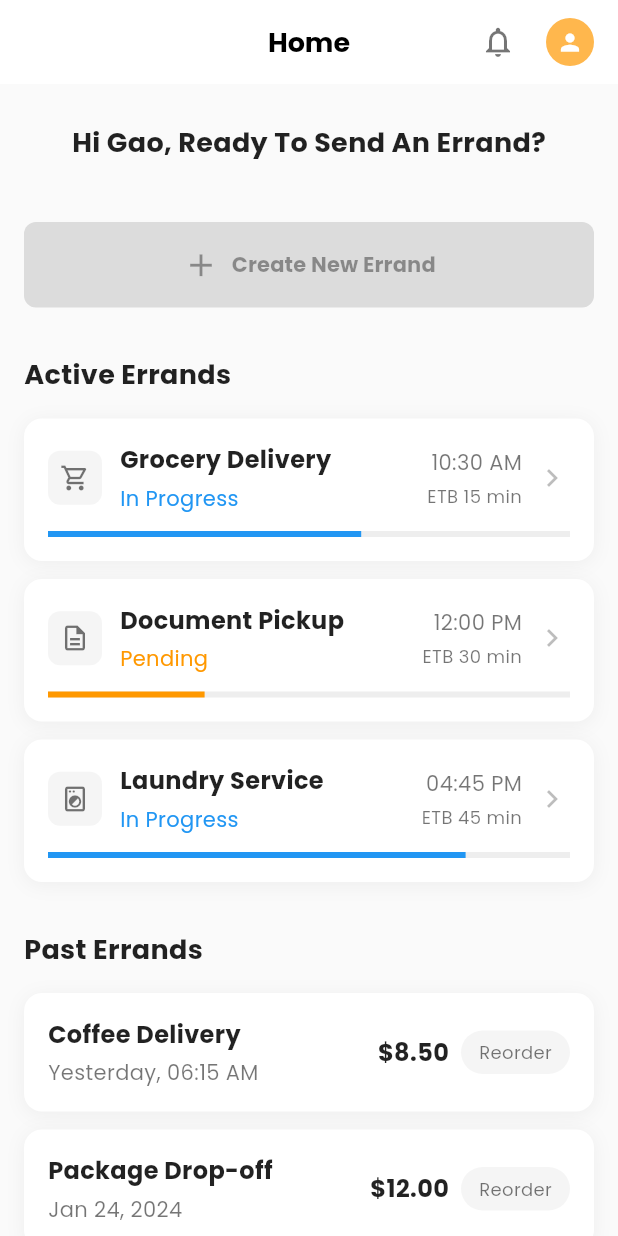
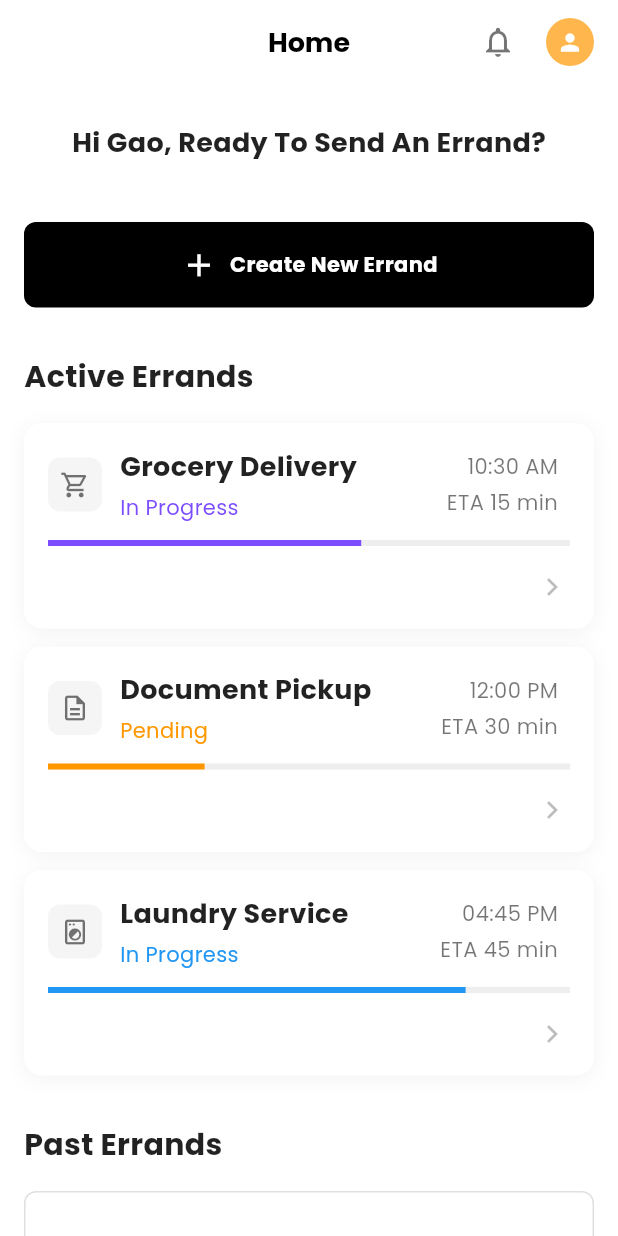
Before and after one commit to Lamzey/Siana-Errand-App, a Flutter app: the HomeScreen screen opened directly, after a tap on the "notifications" icon, on a phone screen of 412 x 824 dp. Run offline on Flutter 3.47's test engine with Material 3 defaults, Android fonts, the phone set to English and light mode, and no system bars; our stand-ins replace persistent_bottom_nav_bar_v2, phosphor_flutter, shared_preferences; accounts and stored records are empty.

Commit message:
home screen UI

```diff
--- a/siana_erran_app/lib/features/home/screens/home.dart
+++ b/siana_erran_app/lib/features/home/screens/home.dart
@@ -2,6 +2,7 @@ import 'package:flutter/material.dart';
 import 'package:siana_erran_app/features/home/widgets/active_erran_card_widget.dart';
 import 'package:siana_erran_app/features/home/widgets/others_widgets.dart';
 import 'package:siana_erran_app/features/home/widgets/past_erran_sections_widget.dart';
+import 'package:siana_erran_app/widgets/customappbar_widgets.dart';
 
 // Main Home Screen
 class HomeScreen extends StatelessWidget {
@@ -10,7 +11,7 @@ class HomeScreen extends StatelessWidget {
   @override
   Widget build(BuildContext context) {
     return Scaffold(
-      backgroundColor: Colors.grey[50],
+      backgroundColor: Colors.white,
       appBar: const CustomAppBar(),
       body: const SingleChildScrollView(
         padding: EdgeInsets.all(16),
@@ -19,74 +20,20 @@ class HomeScreen extends StatelessWidget {
           children: [
             GreetingSection(),
             SizedBox(height: 32),
+            SectionTitle(title: 'Active Errands', fontSize: 20),
             ActiveErrandsSection(),
             SizedBox(height: 32),
+            SectionTitle(title: 'Past Errands', fontSize: 20),
+            SizedBox(height: 16),
             PastErrandsSection(),
             SizedBox(height: 32),
+            SectionTitle(title: 'Need Help?', fontSize: 20),
+            SizedBox(height: 8),
             HelpSection(),
             SizedBox(height: 20),
           ],
         ),
       ),
-    );
-  }
-}
-
-// Custom App Bar Widget
-class CustomAppBar extends StatelessWidget implements PreferredSizeWidget {
-  const CustomAppBar({super.key});
-
-  @override
-  Widget build(BuildContext context) {
-    return AppBar(
-      backgroundColor: Colors.white,
-      elevation: 0,
-      automaticallyImplyLeading: false,
-      title: const Text(
-        'Home',
-        style: TextStyle(
-          color: Colors.black,
-          fontSize: 18,
-          fontWeight: FontWeight.w600,
-        ),
-      ),
-      centerTitle: true,
-      actions: const [
-        NotificationButton(),
-        SizedBox(width: 8),
-        UserAvatar(),
-        SizedBox(width: 16),
-      ],
-    );
-  }
-
-  @override
-  Size get preferredSize => const Size.fromHeight(kToolbarHeight);
-}
-
-// Notification Button Widget
-class NotificationButton extends StatelessWidget {
-  const NotificationButton({super.key});
-
-  @override
-  Widget build(BuildContext context) {
-    return IconButton(
-      onPressed: () {},
-      icon: const Icon(Icons.notifications_outlined, color: Colors.black54),
-    );
-  }
-}
-
-// User Avatar Widget
-class UserAvatar extends StatelessWidget {
-  const UserAvatar({super.key});
-
-  @override
-  Widget build(BuildContext context) {
-    return CircleAvatar(
-      radius: 16,
-      backgroundColor: Colors.orange[300],
-      child: const Icon(Icons.person, color: Colors.white, size: 18),
     );
   }
 }
@@ -115,50 +62,3 @@ class GreetingSection extends StatelessWidget {
     );
   }
 }
-
-
-
-// Active Errands Section Widget
-class ActiveErrandsSection extends StatelessWidget {
-  const ActiveErrandsSection({super.key});
-
-  @override
-  Widget build(BuildContext context) {
-    return Column(
-      crossAxisAlignment: CrossAxisAlignment.start,
-      children: [
-        const SectionTitle(title: 'Active Errands'),
-        const SizedBox(height: 16),
-        ActiveErrandCard(
-          icon: Icons.shopping_cart_outlined,
-          title: 'Grocery Delivery',
-          time: '10:30 AM',
-          status: 'In Progress',
-          progress: 0.6,
-          price: 'ETB 15 min',
-          statusColor: Colors.blue,
-        ),
-        const SizedBox(height: 12),
-        ActiveErrandCard(
-          icon: Icons.description_outlined,
-          title: 'Document Pickup',
-          time: '12:00 PM',
-          status: 'Pending',
-          progress: 0.3,
-          price: 'ETB 30 min',
-          statusColor: Colors.orange,
-        ),
-        const SizedBox(height: 12),
-        ActiveErrandCard(
-          icon: Icons.local_laundry_service_outlined,
-          title: 'Laundry Service',
-          time: '04:45 PM',
-          status: 'In Progress',
-          progress: 0.8,
-          price: 'ETB 45 min',
-          statusColor: Colors.blue,
-        ),
-      ],
-    );
-  }
-}
--- a/siana_erran_app/lib/features/home/widgets/active_erran_card_widget.dart
+++ b/siana_erran_app/lib/features/home/widgets/active_erran_card_widget.dart
@@ -1,6 +1,51 @@
 // Active Errand Card Widget
 import 'package:flutter/material.dart';
 
+
+
+// Active Errands Section Widget
+class ActiveErrandsSection extends StatelessWidget {
+  const ActiveErrandsSection({super.key});
+
+  @override
+  Widget build(BuildContext context) {
+    return Column(
+      crossAxisAlignment: CrossAxisAlignment.start,
+      children: [
+        const SizedBox(height: 16),
+        ActiveErrandCard(
+          icon: Icons.shopping_cart_outlined,
+          title: 'Grocery Delivery',
+          time: '10:30 AM',
+          status: 'In Progress',
+          progress: 0.6,
+          price: 'ETA 15 min',
+          statusColor: Colors.deepPurpleAccent,
+        ),
+        const SizedBox(height: 12),
+        ActiveErrandCard(
+          icon: Icons.description_outlined,
+          title: 'Document Pickup',
+          time: '12:00 PM',
+          status: 'Pending',
+          progress: 0.3,
+          price: 'ETA 30 min',
+          statusColor: Colors.orange,
+        ),
+        const SizedBox(height: 12),
+        ActiveErrandCard(
+          icon: Icons.local_laundry_service_outlined,
+          title: 'Laundry Service',
+          time: '04:45 PM',
+          status: 'In Progress',
+          progress: 0.8,
+          price: 'ETA 45 min',
+          statusColor: Colors.blue,
+        ),
+      ],
+    );
+  }
+}
 class ActiveErrandCard extends StatelessWidget {
   final IconData icon;
   final String title;
@@ -41,6 +86,7 @@ class ActiveErrandCard extends StatelessWidget {
           ],
         ),
         child: Column(
+          crossAxisAlignment: CrossAxisAlignment.end,
           children: [
             Row(
               children: [
@@ -55,11 +101,12 @@ class ActiveErrandCard extends StatelessWidget {
                 ),
                 ErrandTimePrice(time: time, price: price),
                 const SizedBox(width: 8),
-                const Icon(Icons.chevron_right, color: Colors.black26),
               ],
             ),
             const SizedBox(height: 12),
             ErrandProgressBar(progress: progress, color: statusColor),
+            const SizedBox(height: 15),
+            const Icon(Icons.chevron_right, color: Colors.black26),
           ],
         ),
       ),
@@ -109,7 +156,7 @@ class ErrandInfo extends StatelessWidget {
         Text(
           title,
           style: const TextStyle(
-            fontSize: 16,
+            fontSize: 18,
             fontWeight: FontWeight.w600,
             color: Colors.black87,
           ),
@@ -145,13 +192,17 @@ class ErrandTimePrice extends StatelessWidget {
           style: const TextStyle(
             fontSize: 14,
             color: Colors.black54,
-            fontWeight: FontWeight.w500,
+            fontWeight: FontWeight.w400,
           ),
         ),
         const SizedBox(height: 4),
         Text(
           price,
-          style: const TextStyle(fontSize: 12, color: Colors.black54),
+          style: const TextStyle(
+            fontSize: 14,
+            color: Colors.black54,
+            fontWeight: FontWeight.w400,
+          ),
         ),
       ],
     );
--- a/siana_erran_app/lib/features/home/widgets/others_widgets.dart
+++ b/siana_erran_app/lib/features/home/widgets/others_widgets.dart
@@ -1,20 +1,29 @@
-
 // Section Title Widget
 import 'package:flutter/material.dart';
+import 'package:phosphor_flutter/phosphor_flutter.dart';
 
 class SectionTitle extends StatelessWidget {
   final String title;
+  final double fontSize;
+  final Color fontColor;
+  final FontWeight fontWeight;
 
-  const SectionTitle({super.key, required this.title});
+  const SectionTitle({
+    super.key,
+    required this.title,
+    this.fontSize = 18,
+    this.fontColor = Colors.black87,
+    this.fontWeight = FontWeight.w600,
+  });
 
   @override
   Widget build(BuildContext context) {
     return Text(
       title,
-      style: const TextStyle(
-        fontSize: 18,
+      style: TextStyle(
+        fontSize: fontSize,
         fontWeight: FontWeight.w600,
-        color: Colors.black87,
+        color: fontColor,
       ),
     );
   }
@@ -22,31 +31,34 @@ class SectionTitle extends StatelessWidget {
 
 // Create New Errand Button Widget
 class CreateErrandButton extends StatelessWidget {
-  final VoidCallback? onPressed;
-  const CreateErrandButton({super.key, this.onPressed});
+  final VoidCallback? onTap;
+  const CreateErrandButton({super.key, this.onTap});
 
   @override
   Widget build(BuildContext context) {
-    return SizedBox(
+    return InkWell(
+      onTap: onTap,
+      borderRadius: BorderRadius.circular(8),
+      splashColor: Colors.white.withValues(alpha: 0.2),
+      child: Container(
         width: double.infinity,
-      child: ElevatedButton(
-        onPressed: onPressed,
-        style: ElevatedButton.styleFrom(
-          backgroundColor: Colors.black,
-          foregroundColor: Colors.white,
         padding: const EdgeInsets.symmetric(vertical: 16),
-          shape: RoundedRectangleBorder(
+        decoration: BoxDecoration(
+          color: Colors.black,
           borderRadius: BorderRadius.circular(8),
-          ),
         ),
         child: const Row(
           mainAxisAlignment: MainAxisAlignment.center,
           children: [
-            Icon(Icons.add, size: 25),
+            Icon(Icons.add, size: 25, color: Colors.white),
             SizedBox(width: 8),
             Text(
               'Create New Errand',
-              style: TextStyle(fontSize: 14, fontWeight: FontWeight.w600),
+              style: TextStyle(
+                fontSize: 14,
+                fontWeight: FontWeight.w600,
+                color: Colors.white,
+              ),
             ),
           ],
         ),
@@ -54,8 +66,6 @@ class CreateErrandButton extends StatelessWidget {
     );
   }
 }
-
-
 // Help Section Widget
 class HelpSection extends StatelessWidget {
   final VoidCallback? onPressed;
@@ -64,29 +74,36 @@ class HelpSection extends StatelessWidget {
 
   @override
   Widget build(BuildContext context) {
-    return Column(
-      crossAxisAlignment: CrossAxisAlignment.start,
-      children: [
-        const SectionTitle(title: 'Need Help?'),
-        const SizedBox(height: 12),
-        GestureDetector(
+    return Container(
+      width: double.infinity,
+      padding: const EdgeInsets.symmetric(vertical: 16),
+      decoration: BoxDecoration(
+        color: Colors.grey.shade100,
+        borderRadius: BorderRadius.circular(8),
+      ),
+      child: GestureDetector(
         onTap: onPressed,
         child: const Row(
+          crossAxisAlignment: CrossAxisAlignment.center,
+          mainAxisAlignment: MainAxisAlignment.center,
           children: [
-              Icon(Icons.headset_mic_outlined, color: Colors.blue, size: 20),
-              SizedBox(width: 8),
+            Icon(
+              PhosphorIconsRegular.chatCircle,
+              color: Colors.black,
+              size: 20,
+            ),
+            SizedBox(width: 10),
             Text(
               'Quick Support & Chat',
               style: TextStyle(
-                  color: Colors.blue,
-                  fontSize: 16,
+                color: Colors.black87,
+                fontSize: 14,
                 fontWeight: FontWeight.w500,
               ),
             ),
           ],
         ),
       ),
-      ],
     );
   }
 }
--- a/siana_erran_app/lib/features/home/widgets/past_erran_sections_widget.dart
+++ b/siana_erran_app/lib/features/home/widgets/past_erran_sections_widget.dart
@@ -1,6 +1,9 @@
 
 // Past Errands Section Widget
+import 'dart:math' as math;
+
 import 'package:flutter/material.dart';
+import 'package:phosphor_flutter/phosphor_flutter.dart';
 import 'package:siana_erran_app/features/home/widgets/others_widgets.dart';
 
 class PastErrandsSection extends StatelessWidget {
@@ -8,16 +11,21 @@ class PastErrandsSection extends StatelessWidget {
 
   @override
   Widget build(BuildContext context) {
-    return Column(
+    return Container(
+      padding: EdgeInsets.all(10),
+      decoration: BoxDecoration(
+        borderRadius: BorderRadius.circular(8),
+        border: Border.all(color: Colors.grey.shade300),
+      ),
+      child: Column(
         crossAxisAlignment: CrossAxisAlignment.start,
         children: [
-        const SectionTitle(title: 'Past Errands'),
-        const SizedBox(height: 16),
           PastErrandItem(
             title: 'Coffee Delivery',
             date: 'Yesterday, 06:15 AM',
             price: '\$8.50',
           ),
+
           PastErrandItem(
             title: 'Package Drop-off',
             date: 'Jan 24, 2024',
@@ -29,6 +37,7 @@ class PastErrandsSection extends StatelessWidget {
             price: '\$15.25',
           ),
         ],
+      ),
     );
   }
 }
@@ -57,19 +66,23 @@ class PastErrandItem extends StatelessWidget {
   Widget build(BuildContext context) {
     return GestureDetector(
       onTap: onTap,
-      child: Container(
+      child: Column(
+        mainAxisAlignment: MainAxisAlignment.center,
+        crossAxisAlignment: CrossAxisAlignment.center,
+        children: [
+          Container(
             margin: const EdgeInsets.only(bottom: 12),
             padding: const EdgeInsets.all(16),
             decoration: BoxDecoration(
               color: Colors.white,
               borderRadius: BorderRadius.circular(12),
-          boxShadow: [
-            BoxShadow(
-              color: Colors.black.withValues(alpha: 0.05),
-              blurRadius: 10,
-              offset: const Offset(0, 2),
-            ),
-          ],
+              // boxShadow: [
+              //   BoxShadow(
+              //     color: Colors.black.withValues(alpha: 0.05),
+              //     blurRadius: 10,
+              //     offset: const Offset(0, 2),
+              //   ),
+              // ],
             ),
             child: Row(
               children: [
@@ -81,6 +94,9 @@ class PastErrandItem extends StatelessWidget {
                 ReorderButton(onPressed: onReorder),
               ],
             ),
+          ),
+          Divider(color: Colors.grey.shade300),
+        ],
       ),
     );
   }
@@ -102,8 +118,8 @@ class PastErrandInfo extends StatelessWidget {
           title,
           style: const TextStyle(
             fontSize: 16,
-            fontWeight: FontWeight.w600,
-            color: Colors.black87,
+            fontWeight: FontWeight.w500,
+            color: Colors.black,
           ),
         ),
         const SizedBox(height: 4),
@@ -144,18 +160,34 @@ class ReorderButton extends StatelessWidget {
     return GestureDetector(
       onTap: onPressed,
       child: Container(
-        padding: const EdgeInsets.symmetric(horizontal: 12, vertical: 6),
+        padding: const EdgeInsets.symmetric(horizontal: 10, vertical: 6),
         decoration: BoxDecoration(
-          color: Colors.grey[100],
-          borderRadius: BorderRadius.circular(16),
+          // Border and Icon Color change based on status (success: green)
+          color: Colors.white,
+          borderRadius: BorderRadius.circular(50),
+          border: Border.all(color: Colors.greenAccent)
+
         ),
-        child: const Text(
+        child: Row(
+          crossAxisAlignment: CrossAxisAlignment.center,
+          mainAxisAlignment: MainAxisAlignment.center,
+          children: [
+            Transform.rotate(
+              angle:
+                  math.pi /
+                  1.68, // Rotates 90 degrees clockwise (use math.pi for radians)
+              child: Icon(PhosphorIconsRegular.gitDiff, color: Colors.green),
+            ),
+            SizedBox(width: 10),
+            Text(
               'Reorder',
               style: TextStyle(
-            fontSize: 12,
-            color: Colors.black54,
+                fontSize: 14,
+                color: Colors.green.shade800,
                 fontWeight: FontWeight.w500,
               ),
+            ),
+          ],
         ),
       ),
     );
--- /dev/null
+++ b/siana_erran_app/lib/widgets/customappbar_widgets.dart
@@ -0,0 +1,64 @@
+
+
+
+
+// Custom App Bar Widget
+import 'package:flutter/material.dart';
+
+class CustomAppBar extends StatelessWidget implements PreferredSizeWidget {
+  const CustomAppBar({super.key});
+
+  @override
+  Widget build(BuildContext context) {
+    return AppBar(
+      backgroundColor: Colors.white,
+      elevation: 0,
+      automaticallyImplyLeading: false,
+      title: const Text(
+        'Home',
+        style: TextStyle(
+          color: Colors.black,
+          fontSize: 18,
+          fontWeight: FontWeight.w600,
+        ),
+      ),
+      centerTitle: true,
+      actions: const [
+        NotificationButton(),
+        SizedBox(width: 8),
+        UserAvatar(),
+        SizedBox(width: 16),
+      ],
+    );
+  }
+
+  @override
+  Size get preferredSize => const Size.fromHeight(kToolbarHeight);
+}
+
+// Notification Button Widget
+class NotificationButton extends StatelessWidget {
+  const NotificationButton({super.key});
+
+  @override
+  Widget build(BuildContext context) {
+    return IconButton(
+      onPressed: () {},
+      icon: const Icon(Icons.notifications_outlined, color: Colors.black54),
+    );
+  }
+}
+
+// User Avatar Widget
+class UserAvatar extends StatelessWidget {
+  const UserAvatar({super.key});
+
+  @override
+  Widget build(BuildContext context) {
+    return CircleAvatar(
+      radius: 16,
+      backgroundColor: Colors.orange[300],
+      child: const Icon(Icons.person, color: Colors.white, size: 18),
+    );
+  }
+}
```
Also changed, not shown: siana_erran_app/lib/features/Errands/screens/create_errand_screen.dart (added). Lines whose indentation alone changed are shown as unchanged.
